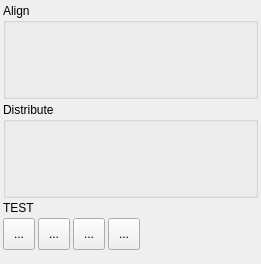
The window that plugins/widgets/LogicOperations/LogicOperations.ui (igreench/MultiFusion) describes before a commit, drawn with Qt 5.
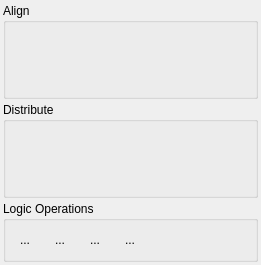
The same window after the commit. Icons and pictures are not drawn.

What changed in the file:
```diff
--- a/plugins/widgets/LogicOperations/LogicOperations.ui
+++ b/plugins/widgets/LogicOperations/LogicOperations.ui
@@ -598,12 +598,26 @@
     </widget>
    </item>
    <item>
-    <widget class="QLabel" name="label">
-     <property name="text">
-      <string>TEST</string>
+    <widget class="QGroupBox" name="groupBox">
+     <property name="title">
+      <string>Logic Operations</string>
      </property>
-    </widget>
-   </item>
+     <layout class="QHBoxLayout" name="horizontalLayout_2" stretch="0">
+      <property name="spacing">
+       <number>3</number>
+      </property>
+      <property name="leftMargin">
+       <number>3</number>
+      </property>
+      <property name="topMargin">
+       <number>3</number>
+      </property>
+      <property name="rightMargin">
+       <number>3</number>
+      </property>
+      <property name="bottomMargin">
+       <number>3</number>
+      </property>
    <item>
     <layout class="QHBoxLayout" name="horizontalLayout">
      <item>
@@ -627,6 +641,9 @@
          <height>24</height>
         </size>
        </property>
+          <property name="autoRaise">
+           <bool>true</bool>
+          </property>
       </widget>
      </item>
      <item>
@@ -650,6 +667,9 @@
          <height>24</height>
         </size>
        </property>
+          <property name="autoRaise">
+           <bool>true</bool>
+          </property>
       </widget>
      </item>
      <item>
@@ -673,6 +693,9 @@
          <height>24</height>
         </size>
        </property>
+          <property name="autoRaise">
+           <bool>true</bool>
+          </property>
       </widget>
      </item>
      <item>
@@ -696,6 +719,9 @@
          <height>24</height>
         </size>
        </property>
+          <property name="autoRaise">
+           <bool>true</bool>
+          </property>
       </widget>
      </item>
      <item>
@@ -713,6 +739,9 @@
      </item>
     </layout>
    </item>
+     </layout>
+    </widget>
+   </item>
    <item>
     <spacer name="verticalSpacer">
      <property name="orientation">
```
Left out of the diff: 2 changed lines with no effect on the pictures. Lines whose indentation alone changed are shown as unchanged.
